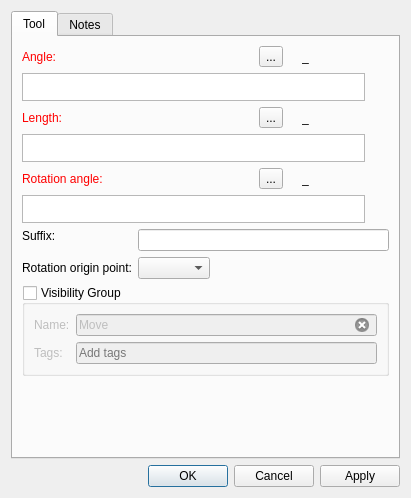
Before: the Qt Designer form src/libs/vtools/dialogs/tools/dialogmove.ui in dismine/valentina, drawn with Qt 5.
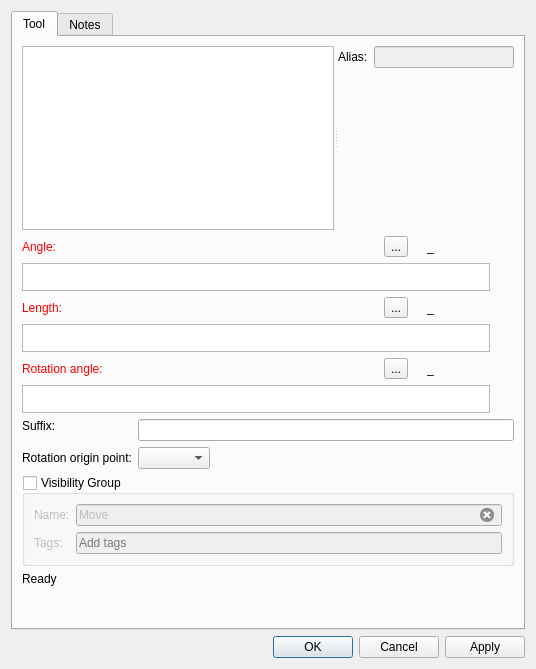
After: the same form once the commit is applied. Icons and pictures are not drawn. Custom widgets are drawn as their Qt base class.

Commit message: Alias support for group operations.

The edit to the form file:
```diff
--- a/src/libs/vtools/dialogs/tools/dialogmove.ui
+++ b/src/libs/vtools/dialogs/tools/dialogmove.ui
@@ -2,12 +2,15 @@
 <ui version="4.0">
  <class>DialogMove</class>
  <widget class="QDialog" name="DialogMove">
+  <property name="enabled">
+   <bool>true</bool>
+  </property>
   <property name="geometry">
    <rect>
     <x>0</x>
     <y>0</y>
-    <width>411</width>
-    <height>498</height>
+    <width>536</width>
+    <height>669</height>
    </rect>
   </property>
   <property name="windowTitle">
@@ -28,6 +31,39 @@
        <string>Tool</string>
       </attribute>
       <layout class="QVBoxLayout" name="verticalLayout">
+       <item>
+        <widget class="QSplitter" name="splitter">
+         <property name="orientation">
+          <enum>Qt::Horizontal</enum>
+         </property>
+         <widget class="QListWidget" name="listWidget">
+          <property name="editTriggers">
+           <set>QAbstractItemView::CurrentChanged</set>
+          </property>
+         </widget>
+         <widget class="QWidget" name="formLayoutWidget">
+          <layout class="QFormLayout" name="formLayout_2">
+           <item row="0" column="0">
+            <widget class="QLabel" name="labelAlias">
+             <property name="text">
+              <string>Alias:</string>
+             </property>
+            </widget>
+           </item>
+           <item row="0" column="1">
+            <widget class="QLineEdit" name="lineEditAlias">
+             <property name="enabled">
+              <bool>false</bool>
+             </property>
+             <property name="clearButtonEnabled">
+              <bool>true</bool>
+             </property>
+            </widget>
+           </item>
+          </layout>
+         </widget>
+        </widget>
+       </item>
        <item>
         <layout class="QHBoxLayout" name="horizontalLayout">
          <item alignment="Qt::AlignLeft">
@@ -656,6 +692,13 @@
          </layout>
         </widget>
        </item>
+       <item>
+        <widget class="QLabel" name="labelStatus">
+         <property name="text">
+          <string>Ready</string>
+         </property>
+        </widget>
+       </item>
        <item>
         <spacer name="verticalSpacer">
          <property name="orientation">
```
The commit also changes 36 other files.
